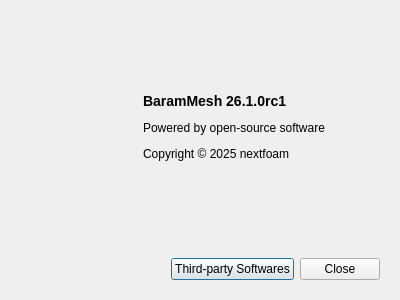
First picture: the form in baramMesh/view/menu/help/about_dialog.ui, repository nextfoam/baram, before the edit.
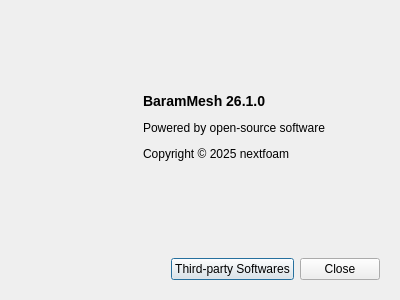
Second picture: the form after the edit.

Patch:
```diff
--- a/baramMesh/view/menu/help/about_dialog.ui
+++ b/baramMesh/view/menu/help/about_dialog.ui
@@ -90,7 +90,7 @@
          </sizepolicy>
         </property>
         <property name="text">
-         <string>&lt;p&gt;&lt;b&gt;&lt;font size=&quot;4&quot;&gt;BaramMesh 26.1.0rc1&lt;/font&gt;&lt;/b&gt;&lt;/p&gt;
+         <string>&lt;p&gt;&lt;b&gt;&lt;font size=&quot;4&quot;&gt;BaramMesh 26.1.0&lt;/font&gt;&lt;/b&gt;&lt;/p&gt;
 
 &lt;p&gt;Powered by open-source software&lt;/p&gt;
 
```
